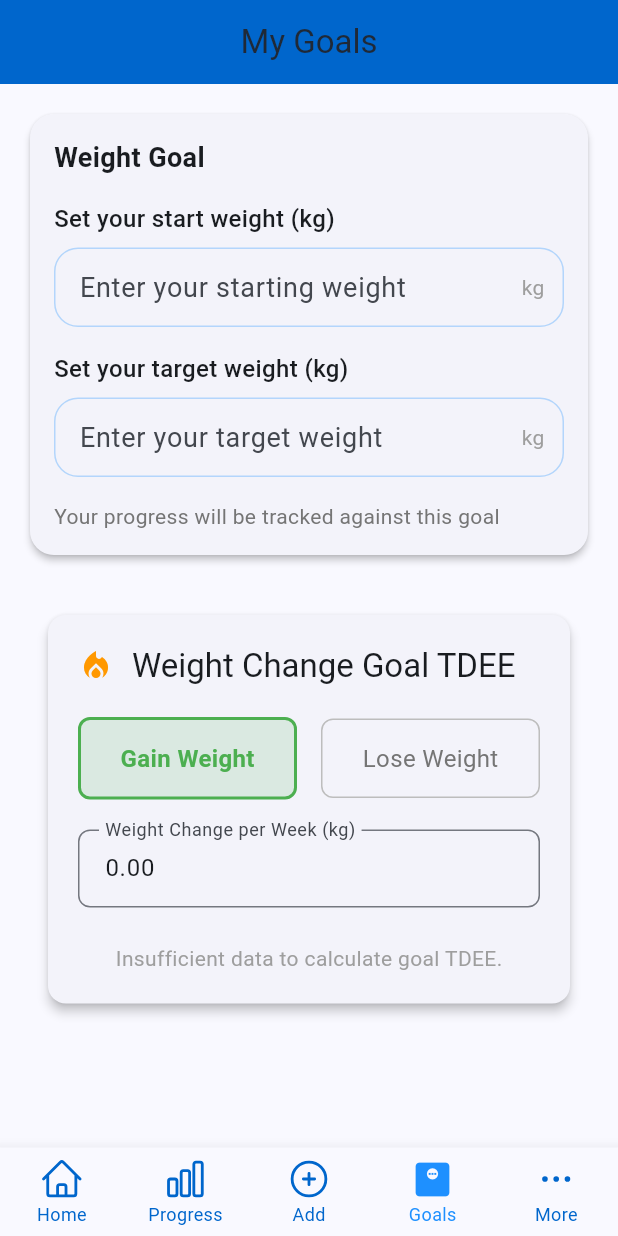
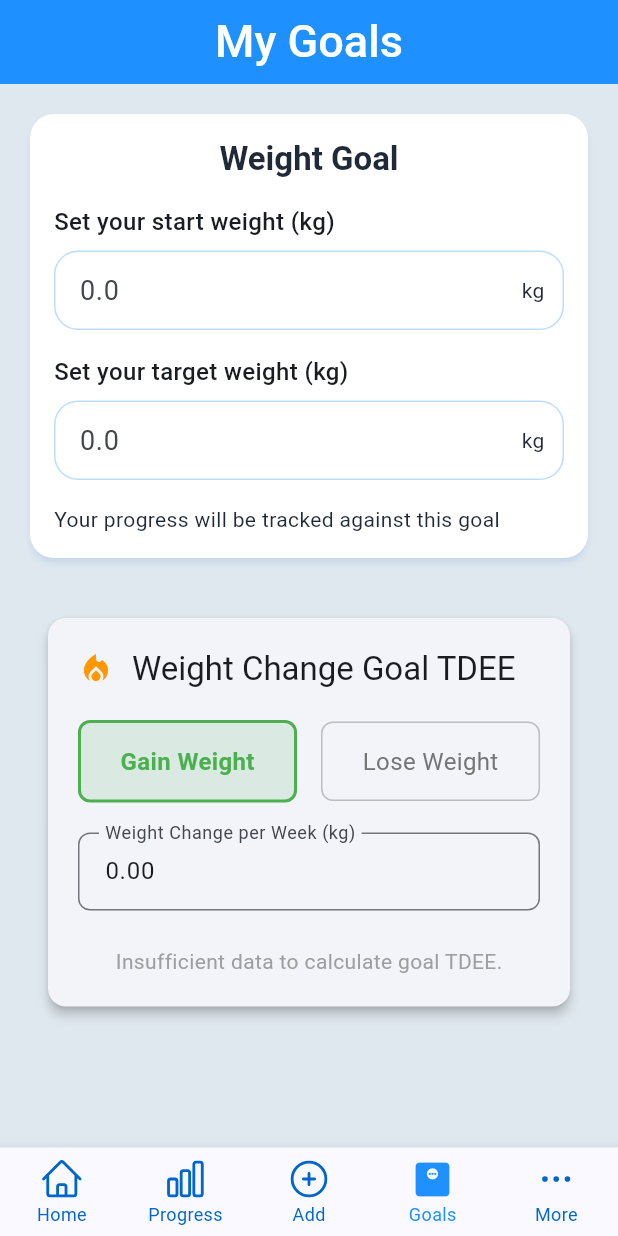
Before and after one commit to Barryrn/weighttracker, a Flutter app: the screen it shows after launch, item 4 of the bottom bar chosen, on a phone screen of 412 x 824 dp. Run offline on Flutter 3.47's test engine with Material 3 defaults, Android fonts, the phone set to English and light mode, and no system bars; our stand-ins replace fl_chart, flutter_riverpod, google_fonts, heroicons, image_gallery_saver, image_picker and 3 more; missing offline and left inert: health; accounts and stored records are empty.

Commit message:
Small ui changes - zwischen safe

```diff
--- a/lib/View/footer_pages/goals_page.dart
+++ b/lib/View/footer_pages/goals_page.dart
@@ -27,12 +27,20 @@ class GoalsPage extends ConsumerWidget {
       },
       child: Scaffold(
         appBar: AppBar(
-          title: const Text('My Goals'),
-          automaticallyImplyLeading: false, // This removes the back arrow
+          title: const Text(
+            'My Goals',
+            style: TextStyle(
+              fontSize: 30,
+              fontWeight: FontWeight.w500,
+              color: AppColors.textTertiary,
+            ),
+          ),
+          automaticallyImplyLeading: false,
           centerTitle: true,
-          backgroundColor: AppColors.primaryDark,
+          backgroundColor: AppColors.primary,
           foregroundColor: AppColors.textPrimary,
         ),
+        backgroundColor: AppColors.background2,
         body: SingleChildScrollView(
           padding: const EdgeInsets.all(16.0),
           child: Column(
--- a/lib/Widget/goals/weight_goal_widget.dart
+++ b/lib/Widget/goals/weight_goal_widget.dart
@@ -19,6 +19,8 @@ class WeightGoalWidget extends ConsumerWidget {
 
     return Card(
       elevation: 2,
+      shadowColor: AppColors.primary.withOpacity(0.2),
+      color: AppColors.card,
       shape: RoundedRectangleBorder(borderRadius: BorderRadius.circular(16)),
       child: Padding(
         padding: const EdgeInsets.all(16.0),
@@ -26,11 +28,14 @@ class WeightGoalWidget extends ConsumerWidget {
           crossAxisAlignment: CrossAxisAlignment.start,
           children: [
             Row(
-              mainAxisAlignment: MainAxisAlignment.spaceBetween,
+              mainAxisAlignment: MainAxisAlignment.center,
               children: [
-                const Text(
+                Text(
                   'Weight Goal',
-                  style: TextStyle(fontSize: 18, fontWeight: FontWeight.bold),
+                  style: Theme.of(context).textTheme.titleLarge?.copyWith(
+                    color: AppColors.textPrimary,
+                    fontWeight: FontWeight.bold,
+                  ),
                 ),
                 // Unit toggle button
                 // TextButton(
@@ -80,7 +85,7 @@ class WeightGoalWidget extends ConsumerWidget {
                 ],
                 onChanged: viewModel.onStartWeightChanged,
                 decoration: InputDecoration(
-                  hintText: 'Enter your starting weight',
+                  hintText: '0.0',
                   contentPadding: const EdgeInsets.symmetric(
                     horizontal: 16,
                     vertical: 12,
@@ -90,7 +95,7 @@ class WeightGoalWidget extends ConsumerWidget {
                     padding: const EdgeInsets.only(right: 12.0),
                     child: Text(
                       goalData.unitSuffix,
-                      style: const TextStyle(color: Colors.grey),
+                      style: const TextStyle(color: AppColors.textPrimary),
                     ),
                   ),
                   suffixIconConstraints: const BoxConstraints(
@@ -139,7 +144,7 @@ class WeightGoalWidget extends ConsumerWidget {
                 ],
                 onChanged: viewModel.onWeightGoalChanged,
                 decoration: InputDecoration(
-                  hintText: 'Enter your target weight',
+                  hintText: '0.0',
                   contentPadding: const EdgeInsets.symmetric(
                     horizontal: 16,
                     vertical: 12,
@@ -149,7 +154,7 @@ class WeightGoalWidget extends ConsumerWidget {
                     padding: const EdgeInsets.only(right: 12.0),
                     child: Text(
                       goalData.unitSuffix,
-                      style: const TextStyle(color: Colors.grey),
+                      style: const TextStyle(color: AppColors.textPrimary),
                     ),
                   ),
                   suffixIconConstraints: const BoxConstraints(
@@ -163,7 +168,7 @@ class WeightGoalWidget extends ConsumerWidget {
             const SizedBox(height: 16),
             Text(
               'Your progress will be tracked against this goal',
-              style: TextStyle(fontSize: 14, color: Colors.grey[600]),
+              style: TextStyle(fontSize: 14, color: AppColors.textPrimary),
             ),
           ],
         ),
```
Also changed, not shown: lib/View/footer_pages/home_page copy.dart (+75 -75 lines), lib/View/footer_pages/home_page.dart (+8 -1 lines), lib/View/footer_pages/more_page.dart (+8 -1 lines), lib/View/footer_pages/progress_page.dart (+8 -1 lines).
